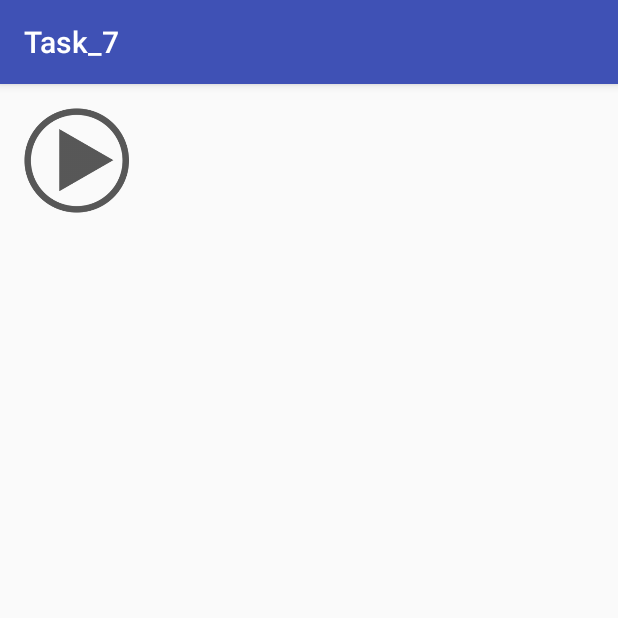
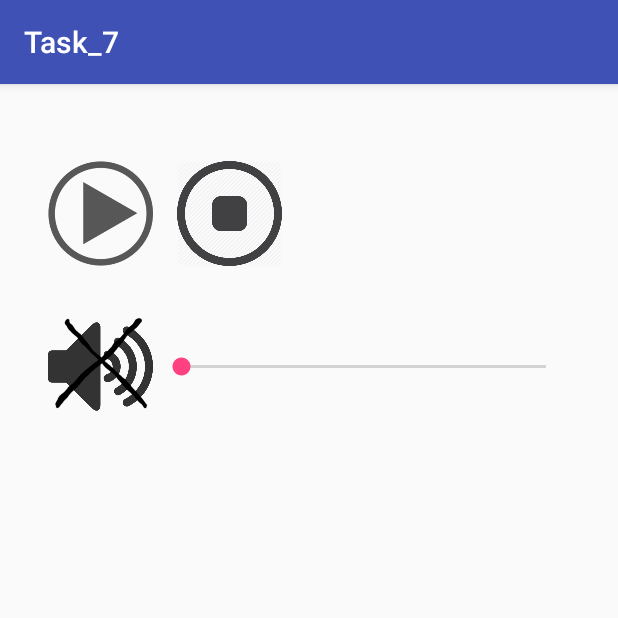
Before and after one commit to timsin63/Mercury_Task7, an Android app: the screen it shows after launch (MainActivity), on a phone screen of 412 x 824 dp, the top half of it. Run offline under Robolectric (Android 15) with nearby library versions, the phone set to English and light mode, and no system bars; 1 statement that could not run was skipped.

Commit message:
audio logic moved to service, added volume changed, added pause and stop buttons with its logic

```diff
--- a/app/src/main/java/com/example/user/task_7/MainActivity.java
+++ b/app/src/main/java/com/example/user/task_7/MainActivity.java
@@ -1,24 +1,36 @@
 package com.example.user.task_7;
 
+import android.content.BroadcastReceiver;
 import android.content.ComponentName;
+import android.content.Context;
+import android.content.Intent;
+import android.content.IntentFilter;
 import android.content.ServiceConnection;
 import android.media.AudioManager;
 import android.media.MediaPlayer;
 import android.os.IBinder;
+import android.provider.MediaStore;
 import android.support.v7.app.AppCompatActivity;
 import android.os.Bundle;
 import android.util.Log;
+import android.view.KeyEvent;
 import android.view.View;
 import android.widget.Button;
+import android.widget.SeekBar;
 
-import java.io.IOException;
 
-public class MainActivity extends AppCompatActivity implements MediaPlayer.OnPreparedListener {
+public class MainActivity extends AppCompatActivity {
 
-    static final String TRACK_URL = "https://cs9-11v4.vk.me/p24/818c3fe7120c8c.mp3?extra=TEFIvJgymDs7CEhrUnzw8Ovgb_Mlb2mcWEwF5QwFAmcHdd45GmS839Q8D-acB5qlTisBXU3qddGa5mmPQxeeU-owfaBE55NaEslJJz0JLVHReMgEzlto6eG0hclW3Zm6XWkvE9-Oi1w";
     static final String TAG = "ACTIVITY_MAIN";
 
-    MediaPlayer mediaPlayer;
+    AudioManager audioManager;
+    Button buttonPlay, buttonStop, buttonVolume;
+    SeekBar volumeBar;
+    int volume;
+    BroadcastReceiver volumeReceiver;
+    int oldVolume;
+
+
     MediaPlayerService mediaPlayerService;
     boolean isBounded = false;
 
@@ -28,27 +40,121 @@ public class MainActivity extends AppCompatActivity implements MediaPlayer.OnPre
         super.onCreate(savedInstanceState);
         setContentView(R.layout.activity_main);
 
-        Button buttonPlay = (Button) findViewById(R.id.play);
+        audioManager = (AudioManager) getSystemService(AUDIO_SERVICE);
 
-//        buttonPlay.setOnClickListener(new View.OnClickListener() {
-//            @Override
-//            public void onClick(View view) {
-//                mediaPlayer = new MediaPlayer();
-//                try {
-//                    mediaPlayer.setDataSource(TRACK_URL);
-//                    mediaPlayer.setAudioStreamType(AudioManager.STREAM_MUSIC);
-//                    mediaPlayer.setOnPreparedListener(MainActivity.this);
-//                    mediaPlayer.prepareAsync();
-//                } catch (IOException e) {
-//                    Log.e(TAG, e.getLocalizedMessage());
-//                }
-//            }
-//        });
+        buttonPlay = (Button) findViewById(R.id.play);
+
+        buttonPlay.setOnClickListener(new View.OnClickListener() {
+            @Override
+            public void onClick(View view) {
+
+                mediaPlayerService.playOrPause();
+                if (mediaPlayerService.isAudioPlaying()) {
+                    buttonPlay.setBackgroundResource(R.drawable.pause);
+                } else {
+                    buttonPlay.setBackgroundResource(R.drawable.play);
+                }
+            }
+        });
+
+        buttonStop = (Button) findViewById(R.id.stop);
+        buttonStop.setOnClickListener(new View.OnClickListener() {
+            @Override
+            public void onClick(View view) {
+                mediaPlayerService.stop();
+                buttonPlay.setBackgroundResource(R.drawable.play);
+            }
+        });
+
+        volume = audioManager.getStreamVolume(AudioManager.STREAM_MUSIC);
+
+        setVolumeControlStream(AudioManager.STREAM_MUSIC);
+
+        buttonVolume = (Button) findViewById(R.id.volume_btn);
+        if (volume == 0){
+            buttonVolume.setBackgroundResource(R.drawable.volume_off);
+        }
+
+        oldVolume = audioManager.getStreamVolume(AudioManager.STREAM_MUSIC);
+        buttonVolume.setOnClickListener(new View.OnClickListener() {
+            @Override
+            public void onClick(View view) {
+                if (audioManager.getStreamVolume(AudioManager.STREAM_MUSIC) != 0) {
+                    oldVolume = audioManager.getStreamVolume(AudioManager.STREAM_MUSIC);
+                    audioManager.setStreamVolume(AudioManager.STREAM_MUSIC, 0, AudioManager.FLAG_SHOW_UI);
+                    buttonVolume.setBackgroundResource(R.drawable.volume_off);
+                } else {
+                    audioManager.setStreamVolume(AudioManager.STREAM_MUSIC, oldVolume, AudioManager.FLAG_SHOW_UI);
+                    buttonVolume.setBackgroundResource(R.drawable.volume_on);
+                }
+            }
+        });
+
+        volumeBar = (SeekBar) findViewById(R.id.volume_bar);
+        volumeBar.setProgress(volume);
+        volumeBar.setOnSeekBarChangeListener(new SeekBar.OnSeekBarChangeListener() {
+            @Override
+            public void onProgressChanged(SeekBar seekBar, int i, boolean b) {
+                volume = (audioManager.getStreamMaxVolume(AudioManager.STREAM_MUSIC) * seekBar.getProgress()) / 100;
+                audioManager.setStreamVolume(AudioManager.STREAM_MUSIC, volume, AudioManager.FLAG_SHOW_UI);
+                if (volume == 0){
+                    buttonVolume.setBackgroundResource(R.drawable.volume_off);
+                } else {
+                    buttonVolume.setBackgroundResource(R.drawable.volume_on);
+                }
+            }
+
+            @Override
+            public void onStartTrackingTouch(SeekBar seekBar) {
+
+            }
+
+            @Override
+            public void onStopTrackingTouch(SeekBar seekBar) {
+
+            }
+        });
+
+
+        volumeReceiver = new BroadcastReceiver() {
+            @Override
+            public void onReceive(Context context, Intent intent) {
+                volumeBar.setProgress(audioManager.getStreamVolume(AudioManager.STREAM_MUSIC) * 100 / 15 + 1);
+            }
+        };
+    }
 
 
 
+    @Override
+    protected void onStart() {
+        super.onStart();
+        Intent intent = new Intent(this, MediaPlayerService.class);
+        getApplicationContext().bindService(intent, serviceConnection, BIND_AUTO_CREATE);
+
+        IntentFilter intentFilter = new IntentFilter();
+        intentFilter.addAction("android.media.VOLUME_CHANGED_ACTION");
+
+        registerReceiver(volumeReceiver, intentFilter);
     }
 
+
+    @Override
+    protected void onResume() {
+        super.onResume();
+        volumeBar.setProgress(audioManager.getStreamVolume(AudioManager.STREAM_MUSIC) * 100 / 15 + 1);
+        if (mediaPlayerService != null) {
+            if (mediaPlayerService.isAudioPlaying()) {
+                buttonPlay.setBackgroundResource(R.drawable.pause);
+            }
+        }
+    }
+
+    @Override
+    protected void onStop() {
+        super.onStop();
+        unregisterReceiver(volumeReceiver);
+    }
 
     private ServiceConnection serviceConnection = new ServiceConnection() {
         @Override
@@ -66,8 +172,7 @@ public class MainActivity extends AppCompatActivity implements MediaPlayer.OnPre
 
 
     @Override
-    public void onPrepared(MediaPlayer mediaPlayer) {
-        Log.d(TAG, "onPrepared");
-        mediaPlayer.start();
+    protected void onSaveInstanceState(Bundle outState) {
+        super.onSaveInstanceState(outState);
     }
 }
--- a/app/src/main/res/layout/activity_main.xml
+++ b/app/src/main/res/layout/activity_main.xml
@@ -1,7 +1,8 @@
 <?xml version="1.0" encoding="utf-8"?>
-<RelativeLayout xmlns:android="http://schemas.android.com/apk/res/android"
+<LinearLayout xmlns:android="http://schemas.android.com/apk/res/android"
     xmlns:tools="http://schemas.android.com/tools"
     android:id="@+id/activity_main"
+    android:orientation="vertical"
     android:layout_width="match_parent"
     android:layout_height="match_parent"
     android:paddingBottom="@dimen/activity_vertical_margin"
@@ -10,9 +11,42 @@
     android:paddingTop="@dimen/activity_vertical_margin"
     tools:context="com.example.user.task_7.MainActivity">
 
-    <Button
-        android:id="@+id/play"
-        android:background="@drawable/play"
-        android:layout_width="@dimen/button_size"
-        android:layout_height="@dimen/button_size" />
-</RelativeLayout>
+    <TextView
+        android:id="@+id/track_title"
+        android:layout_width="match_parent"
+        android:layout_height="wrap_content" />
+    <LinearLayout
+        android:layout_width="match_parent"
+        android:layout_height="wrap_content"
+        android:layout_margin="@dimen/activity_vertical_margin">
+        <Button
+            android:id="@+id/play"
+            android:background="@drawable/play"
+            android:layout_width="@dimen/button_size"
+            android:layout_height="@dimen/button_size"
+            />
+        <Button
+            android:id="@+id/stop"
+            android:layout_marginLeft="@dimen/activity_vertical_margin"
+            android:layout_width="@dimen/button_size"
+            android:layout_height="@dimen/button_size"
+            android:background="@drawable/stop"/>
+    </LinearLayout>
+
+    <LinearLayout
+        android:layout_width="match_parent"
+        android:layout_height="wrap_content"
+        android:padding="@dimen/activity_vertical_margin">
+        <Button
+            android:id="@+id/volume_btn"
+            android:layout_width="@dimen/button_size"
+            android:layout_height="@dimen/button_size"
+            android:background="@drawable/volume_on"/>
+        <android.support.v7.widget.AppCompatSeekBar
+            android:id="@+id/volume_bar"
+            android:layout_width="match_parent"
+            android:layout_height="wrap_content"
+            android:layout_gravity="center"/>
+    </LinearLayout>
+
+</LinearLayout>
```
Also changed, not shown: app/src/main/AndroidManifest.xml (+7 -4 lines), app/src/main/java/com/example/user/task_7/MediaPlayerService.java (+90 -2 lines), app/src/main/res/drawable/stop.png (added), app/src/main/res/drawable/volume_off.png (added), app/src/main/res/drawable/volume_on.png (added).
